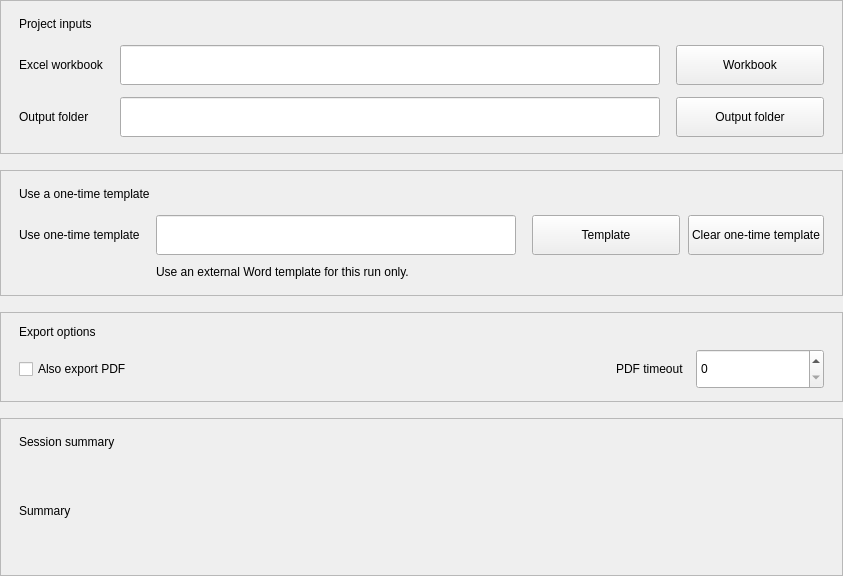
Above: gui/forms/setup_page.ui from YounesRabeh/document-mapper before the change. Below: the same form after it.
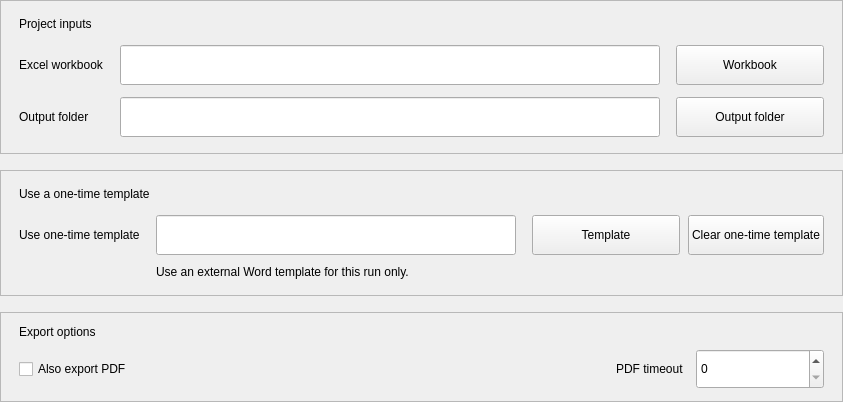
That is the form after the change.

Commit message: [REM] session summary

Patch:
```diff
--- a/gui/forms/setup_page.ui
+++ b/gui/forms/setup_page.ui
@@ -501,89 +501,6 @@
      </layout>
     </widget>
    </item>
-   <item>
-    <widget class="QFrame" name="statusCard">
-     <property name="frameShape">
-      <enum>QFrame::StyledPanel</enum>
-     </property>
-     <property name="objectName">
-      <string notr="true">workflowCard</string>
-     </property>
-     <layout class="QVBoxLayout" name="statusCardLayout">
-      <property name="spacing">
-       <number>14</number>
-      </property>
-      <property name="leftMargin">
-       <number>18</number>
-      </property>
-      <property name="topMargin">
-       <number>16</number>
-      </property>
-      <property name="rightMargin">
-       <number>18</number>
-      </property>
-      <property name="bottomMargin">
-       <number>16</number>
-      </property>
-      <item>
-       <widget class="QFrame" name="statusTitleBar">
-        <property name="frameShape">
-         <enum>QFrame::NoFrame</enum>
-        </property>
-        <property name="objectName">
-         <string notr="true">workflowCardTitleBar</string>
-        </property>
-        <layout class="QHBoxLayout" name="statusTitleLayout">
-         <property name="spacing">
-          <number>0</number>
-         </property>
-         <property name="leftMargin">
-          <number>0</number>
-         </property>
-         <property name="topMargin">
-          <number>0</number>
-         </property>
-         <property name="rightMargin">
-          <number>0</number>
-         </property>
-         <property name="bottomMargin">
-          <number>0</number>
-         </property>
-         <item>
-          <widget class="QLabel" name="statusTitle">
-           <property name="objectName">
-            <string notr="true">workflowCardTitle</string>
-           </property>
-           <property name="text">
-            <string>Session summary</string>
-           </property>
-          </widget>
-         </item>
-        </layout>
-       </widget>
-      </item>
-      <item>
-       <widget class="QLabel" name="statusLabel">
-        <property name="objectName">
-         <string notr="true">workflowStatus</string>
-        </property>
-        <property name="minimumSize">
-         <size>
-          <width>0</width>
-          <height>96</height>
-         </size>
-        </property>
-        <property name="text">
-         <string>Summary</string>
-        </property>
-        <property name="wordWrap">
-         <bool>true</bool>
-        </property>
-       </widget>
-      </item>
-     </layout>
-    </widget>
-   </item>
   </layout>
  </widget>
  <resources/>
```
The commit also changes 7 other files.
